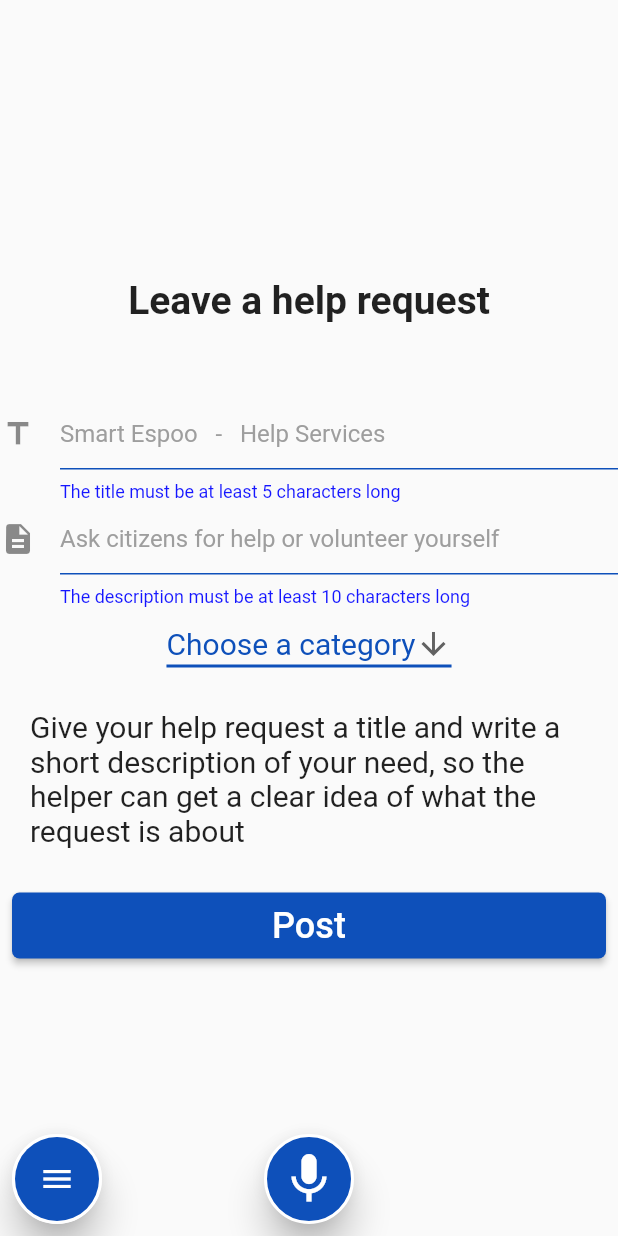
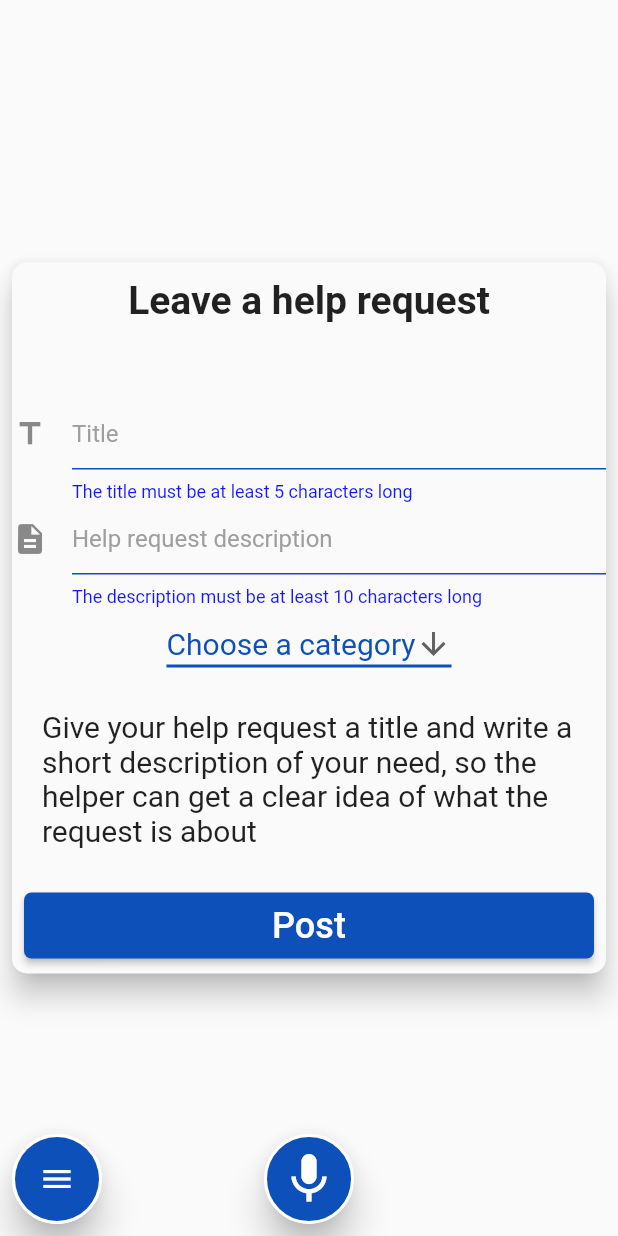
Before and after one commit to dawcules/myespoo-concept, a Flutter app: the CommunityHelpRequest screen opened by its route, on a phone screen of 412 x 824 dp. Run offline on Flutter 3.47's test engine with Material 2 defaults, Android fonts, the phone set to English and light mode, and no system bars; our stand-ins replace auto_size_text, cached_network_image, cloud_firestore, firebase_messaging, flutter_bloc, flutter_local_notifications and 6 more; missing offline and left inert: fb_auth, sliding_button, xml2json; accounts and stored records are empty; network calls fail; Roboto replaces fonts that are missing (RadikalLight); statements that could not run were skipped.

Commit message:
help request and sign up UI up to date + localisations

```diff
--- a/lib/pages/community_help_request.dart
+++ b/lib/pages/community_help_request.dart
@@ -49,9 +49,7 @@ class _CommunityHelpRequestState extends State<CommunityHelpRequest> {
         collection: 'HelpRequest',
         callback: (value, error) => {
               if (!error)
-                {
-                  Navigator.of(context).pushReplacementNamed("/communityHelp")
-                }
+                {Navigator.of(context).pushReplacementNamed("/communityHelp")}
             });
   }
 
@@ -64,8 +62,7 @@ class _CommunityHelpRequestState extends State<CommunityHelpRequest> {
 
   @override
   Widget build(BuildContext context) {
-    return Container(
-      child: Scaffold(
+    return  Scaffold(
           key: key,
           body: Center(
             child: Container(
@@ -73,21 +70,25 @@ class _CommunityHelpRequestState extends State<CommunityHelpRequest> {
               width: 750,
               child: Column(
                 mainAxisAlignment: MainAxisAlignment.spaceEvenly,
-              children: <Widget>[
-                Column(
-                  mainAxisAlignment: MainAxisAlignment.start,
+                children: [
+                  Padding(
+                    padding: const EdgeInsets.all(8.0),
+                    child: Material(
+                      borderRadius: BorderRadius.circular(10),
+                      elevation: 8,
+                                    child: Column(
+                        mainAxisAlignment: MainAxisAlignment.center,
                         children: <Widget>[
                           Container(
                             margin: EdgeInsets.all(10.0),
                             child: Text(
                               LocalizedCommunityHelpStrings.submitTitleToLocalized(),
-                        style: TextStyle(
-                            fontWeight: FontWeight.bold, fontSize: 26),
+                              style: TextStyle(fontWeight: FontWeight.bold, fontSize: 26),
                             ),
                           ),
                           Padding(padding: EdgeInsets.all(20.0)),
                           IconFormInput(
-                      hint: LocalizedCommunityHelpStrings.titleToLocalized(),
+                            hint: LocalizedCommunityHelpStrings.reqTitleToLocalized(),
                             validation: _titleDetailsValidator != null
                                 ? _titleDetailsValidator.validateTitle
                                 : true,
@@ -101,7 +102,7 @@ class _CommunityHelpRequestState extends State<CommunityHelpRequest> {
                           IconFormInput(
                             autoValidate: true,
                             maxLines: 10,
-                      hint: LocalizedCommunityHelpStrings.descToLocalized(),
+                            hint: LocalizedCommunityHelpStrings.reqDescToLocalized(),
                             validation: _titleDetailsValidator != null
                                 ? _titleDetailsValidator.validateDetails
                                 : true,
@@ -139,8 +140,7 @@ class _CommunityHelpRequestState extends State<CommunityHelpRequest> {
                           Container(
                             margin: EdgeInsets.all(20.0),
                             child: Text(
-                          LocalizedCommunityHelpStrings
-                              .requestDescToLocalized(),
+                                LocalizedCommunityHelpStrings.requestDescToLocalized(),
                                 style: TextStyle(fontSize: 20)),
                           ),
                           SubmitFormButton(
@@ -152,16 +152,17 @@ class _CommunityHelpRequestState extends State<CommunityHelpRequest> {
                               else
                                 {
                                   key.currentState.showSnackBar(SnackBar(
-                              content: Text(LocalizedCommunityHelpStrings
-                                  .snackToLocalized()),
+                                    content: Text(
+                                        LocalizedCommunityHelpStrings.snackToLocalized()),
                                   ))
                                 }
                             },
                           ),
                         ],
                       ),
+                    ),
+                  ),
                 ],
-            ),
               ),
             ),
           ),
--- a/lib/pages/community_help_sign_page.dart
+++ b/lib/pages/community_help_sign_page.dart
@@ -25,7 +25,12 @@ class _CommunityHelpPageState extends State<CommunityHelpPage> {
             child: Column(
               mainAxisAlignment: MainAxisAlignment.spaceEvenly,
               children: <Widget>[
-                  Column(
+                  Padding(
+                    padding: const EdgeInsets.all(16.0),
+                    child: Material(
+                      borderRadius: BorderRadius.circular(10),
+                      elevation: 8,
+                                        child: Column(
                         mainAxisAlignment: MainAxisAlignment.start,
                         children: <Widget>[
                           Container(
@@ -36,7 +41,12 @@ class _CommunityHelpPageState extends State<CommunityHelpPage> {
                                   fontWeight: FontWeight.bold, fontSize: 26),
                             ),
                           ),
-                      Image.asset('assets/images/helper.jpg'),
+                          Padding(
+                            padding: const EdgeInsets.all(10.0),
+                            child: ClipRRect(
+                              borderRadius: BorderRadius.circular(10),
+                              child: Image.asset('assets/images/helper.jpg')),
+                          ),
                           Padding(padding: EdgeInsets.all(20.0)),
                           Container(
                             margin: EdgeInsets.all(20.0),
@@ -68,7 +78,10 @@ class _CommunityHelpPageState extends State<CommunityHelpPage> {
                               ),
                             ),
                           ),
+                          Padding(padding: EdgeInsets.all(10),)
                         ],
+                      ),
+                    ),
                   ),
               ],
             ),
--- a/lib/strings/community_help_strings.dart
+++ b/lib/strings/community_help_strings.dart
@@ -27,6 +27,8 @@ class LocalizedCommunityHelpStrings {
       'Anna avunpyynnöllesi otsikko ja kirjoita lyhyt kuvaus tarpeestasi, jotta avunantaja saa selkeän käsityksen mistä on kyse';
   static const String sendFI = 'Lähetä';
   static const String labelFI = 'Avunpyyntö';
+  static const String reqDescFI = 'Avuntarpeen kuvaus';
+  static const String reqTitleFI = 'Otsikko';
 
   // ENG
   static const String titleEN = 'Smart Espoo   -   Help Services';
@@ -52,8 +54,38 @@ class LocalizedCommunityHelpStrings {
       'Give your help request a title and write a short description of your need, so the helper can get a clear idea of what the request is about';
   static const String sendEN = 'Send';
   static const String labelEN = 'Help request';
+  static const String reqDescEN = 'Help request description';
+  static const String reqTitleEN = 'Title';
 
-    static String labelToLocalized() {
+      static String reqDescToLocalized() {
+    switch (CurrentLanguage.value) {
+      case Language.FI:
+        return reqDescFI;
+        break;
+      case Language.EN:
+        return reqDescEN;
+        break;
+      default:
+        return reqDescEN;
+        break;
+    }
+  }
+
+    static String reqTitleToLocalized() {
+    switch (CurrentLanguage.value) {
+      case Language.FI:
+        return reqTitleFI;
+        break;
+      case Language.EN:
+        return reqTitleEN;
+        break;
+      default:
+        return reqTitleEN;
+        break;
+    }
+  }
+
+  static String labelToLocalized() {
     switch (CurrentLanguage.value) {
       case Language.FI:
         return labelFI;
```
Lines whose indentation alone changed are shown as unchanged.
